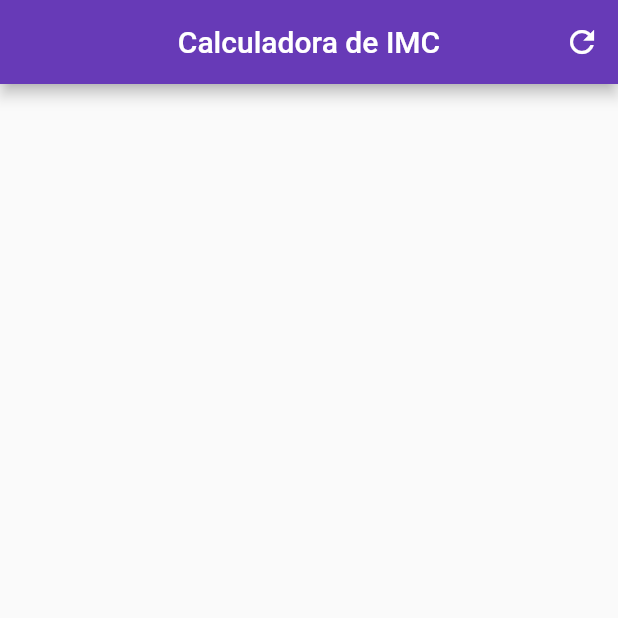
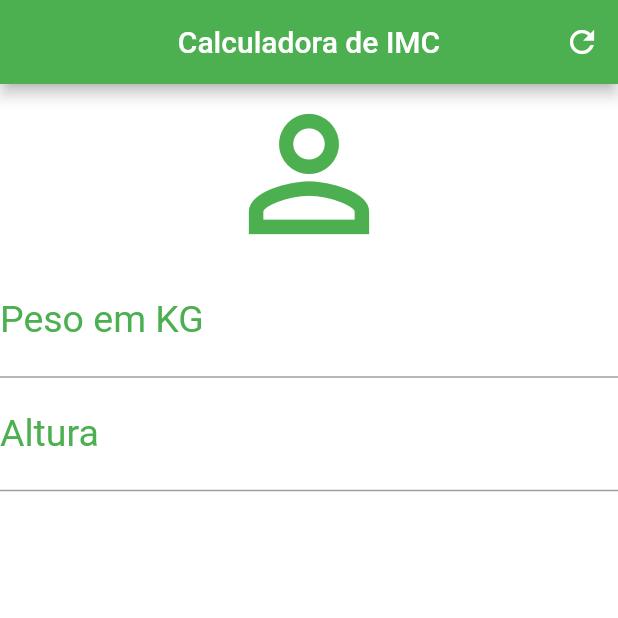
Before and after one commit to galegoz/Flutter_-CalculadoraI_MC, a Flutter app: the screen it shows after launch, on a phone screen of 412 x 824 dp, the top half of it. Run offline on Flutter 3.47's test engine with Material 2 defaults, Android fonts, the phone set to English and light mode, and no system bars.

Commit message:
Adição das colunas, icones, alinhamentos e campos

```diff
--- a/lib/main.dart
+++ b/lib/main.dart
@@ -20,13 +20,36 @@ class _homeState extends State<Home> {
       appBar: AppBar(
         title: Text("Calculadora de IMC"),
         centerTitle: true,
-      backgroundColor: Colors.deepPurple,
+        backgroundColor: Colors.green,
         actions: <Widget>[
           IconButton(
             icon: Icon(Icons.refresh),
             onPressed: () {},
           )
         ],
-    ));
+      ),
+      backgroundColor: Colors.white,
+      body: Column(
+        //alinhar eixo horizontal
+        crossAxisAlignment: CrossAxisAlignment.stretch,
+        children: <Widget>[
+          Icon(Icons.person_outline, size: 120, color: Colors.green),
+          TextField(
+              keyboardType: TextInputType.number,
+              decoration: InputDecoration(
+                  labelText: "Peso em KG",
+                  labelStyle: TextStyle(color: Colors.green)),
+              textAlign: TextAlign.center,
+              style: TextStyle(color: Colors.green, fontSize: 25.0)),
+          TextField(
+              keyboardType: TextInputType.number,
+              decoration: InputDecoration(
+                  labelText: "Altura",
+                  labelStyle: TextStyle(color: Colors.green)),
+              textAlign: TextAlign.center,
+              style: TextStyle(color: Colors.green, fontSize: 25.0)),
+        ],
+      ),
+    );
   }
 }
```
Lines whose indentation alone changed are shown as unchanged.
